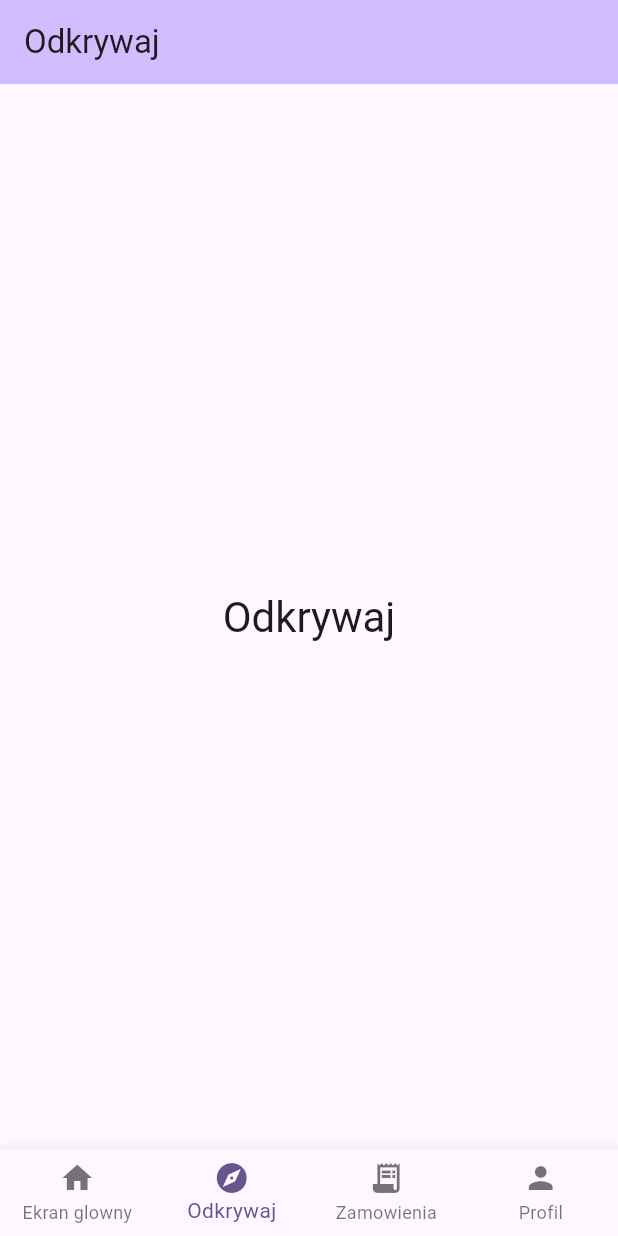
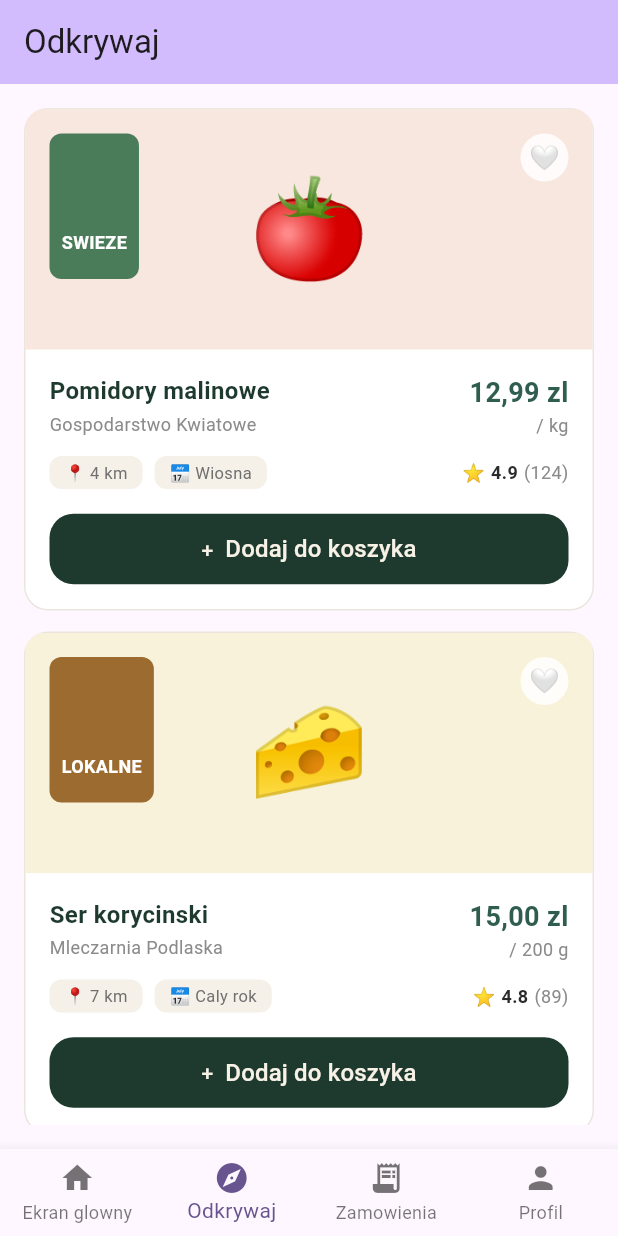
Before and after one commit to Cay00/LokalnyKoszyk, a Flutter app: the screen it shows after launch, item 2 of the bottom bar chosen, on a phone screen of 412 x 824 dp. Run offline on Flutter 3.47's test engine with Material 3 defaults, Android fonts, the phone set to English and light mode, and no system bars.

Commit message:
Add screens and product tile for navigation and display

```diff
--- a/lib/main.dart
+++ b/lib/main.dart
@@ -1,4 +1,8 @@
 import 'package:flutter/material.dart';
+import 'package:lokalny_koszyk/screens/discover_screen.dart';
+import 'package:lokalny_koszyk/screens/home_screen.dart';
+import 'package:lokalny_koszyk/screens/orders_screen.dart';
+import 'package:lokalny_koszyk/screens/profile_screen.dart';
 
 void main() {
   runApp(const MyApp());
@@ -37,21 +41,21 @@ class _MyHomePageState extends State<MyHomePage> {
     'Profil',
   ];
 
-  static const List<Widget> _screens = <Widget>[
-    _TabScreen(label: 'Ekran glowny'),
-    _TabScreen(label: 'Odkrywaj'),
-    _TabScreen(label: 'Zamowienia'),
-    _TabScreen(label: 'Profil'),
-  ];
-
   @override
   Widget build(BuildContext context) {
+    final List<Widget> screens = <Widget>[
+      const HomeScreen(),
+      const DiscoverScreen(),
+      const OrdersScreen(),
+      const ProfileScreen(),
+    ];
+
     return Scaffold(
       appBar: AppBar(
         backgroundColor: Theme.of(context).colorScheme.inversePrimary,
         title: Text(_titles[_selectedIndex]),
       ),
-      body: _screens[_selectedIndex],
+      body: screens[_selectedIndex],
       bottomNavigationBar: BottomNavigationBar(
         currentIndex: _selectedIndex,
         onTap: (int index) {
@@ -82,19 +86,3 @@ class _MyHomePageState extends State<MyHomePage> {
     );
   }
 }
-
-class _TabScreen extends StatelessWidget {
-  const _TabScreen({required this.label});
-
-  final String label;
-
-  @override
-  Widget build(BuildContext context) {
-    return Center(
-      child: Text(
-        label,
-        style: Theme.of(context).textTheme.headlineMedium,
-      ),
-    );
-  }
-}
--- /dev/null
+++ b/lib/screens/discover_screen.dart
@@ -0,0 +1,85 @@
+import 'package:flutter/material.dart';
+import 'package:lokalny_koszyk/widgets/product_tile.dart';
+
+class DiscoverScreen extends StatefulWidget {
+  const DiscoverScreen({super.key});
+
+  @override
+  State<DiscoverScreen> createState() => _DiscoverScreenState();
+}
+
+class _DiscoverScreenState extends State<DiscoverScreen> {
+  int _cartCount = 0;
+  final Set<String> _liked = <String>{};
+
+  static const List<ProductData> _products = <ProductData>[
+    ProductData(
+      id: 'p1',
+      name: 'Pomidory malinowe',
+      producer: 'Gospodarstwo Kwiatowe',
+      price: '12,99',
+      unit: '/ kg',
+      distance: '4 km',
+      season: 'Wiosna',
+      rating: '4.9',
+      reviews: '124',
+      emoji: '🍅',
+      tag: 'SWIEZE',
+      bgColor: Color(0xFFF8E7DE),
+      tagColor: Color(0xFF4A7C59),
+    ),
+    ProductData(
+      id: 'p2',
+      name: 'Ser korycinski',
+      producer: 'Mleczarnia Podlaska',
+      price: '15,00',
+      unit: '/ 200 g',
+      distance: '7 km',
+      season: 'Caly rok',
+      rating: '4.8',
+      reviews: '89',
+      emoji: '🧀',
+      tag: 'LOKALNE',
+      bgColor: Color(0xFFF7F2D9),
+      tagColor: Color(0xFF9C6B30),
+    ),
+  ];
+
+  @override
+  Widget build(BuildContext context) {
+    return Padding(
+      padding: const EdgeInsets.all(16),
+      child: ListView.separated(
+        itemCount: _products.length,
+        separatorBuilder: (_, __) => const SizedBox(height: 14),
+        itemBuilder: (BuildContext context, int index) {
+          final ProductData product = _products[index];
+          return ProductTile(
+            product: product,
+            isLiked: _liked.contains(product.id),
+            onToggleLike: () {
+              setState(() {
+                if (_liked.contains(product.id)) {
+                  _liked.remove(product.id);
+                } else {
+                  _liked.add(product.id);
+                }
+              });
+            },
+            onAddToCart: () {
+              setState(() {
+                _cartCount++;
+              });
+              ScaffoldMessenger.of(context).showSnackBar(
+                SnackBar(
+                  duration: const Duration(milliseconds: 700),
+                  content: Text('Koszyk: $_cartCount'),
+                ),
+              );
+            },
+          );
+        },
+      ),
+    );
+  }
+}
--- /dev/null
+++ b/lib/screens/home_screen.dart
@@ -0,0 +1,26 @@
+import 'package:flutter/material.dart';
+
+class HomeScreen extends StatelessWidget {
+  const HomeScreen({super.key});
+
+  @override
+  Widget build(BuildContext context) {
+    return const _SimpleScreenContent(label: 'Ekran glowny');
+  }
+}
+
+class _SimpleScreenContent extends StatelessWidget {
+  const _SimpleScreenContent({required this.label});
+
+  final String label;
+
+  @override
+  Widget build(BuildContext context) {
+    return Center(
+      child: Text(
+        label,
+        style: Theme.of(context).textTheme.headlineMedium,
+      ),
+    );
+  }
+}
--- /dev/null
+++ b/lib/screens/orders_screen.dart
@@ -0,0 +1,15 @@
+import 'package:flutter/material.dart';
+
+class OrdersScreen extends StatelessWidget {
+  const OrdersScreen({super.key});
+
+  @override
+  Widget build(BuildContext context) {
+    return Center(
+      child: Text(
+        'Zamowienia',
+        style: Theme.of(context).textTheme.headlineMedium,
+      ),
+    );
+  }
+}
--- /dev/null
+++ b/lib/screens/profile_screen.dart
@@ -0,0 +1,15 @@
+import 'package:flutter/material.dart';
+
+class ProfileScreen extends StatelessWidget {
+  const ProfileScreen({super.key});
+
+  @override
+  Widget build(BuildContext context) {
+    return Center(
+      child: Text(
+        'Profil',
+        style: Theme.of(context).textTheme.headlineMedium,
+      ),
+    );
+  }
+}
--- /dev/null
+++ b/lib/widgets/product_tile.dart
@@ -0,0 +1,258 @@
+import 'package:flutter/material.dart';
+
+class ProductData {
+  const ProductData({
+    required this.id,
+    required this.name,
+    required this.producer,
+    required this.price,
+    required this.unit,
+    required this.distance,
+    required this.season,
+    required this.rating,
+    required this.reviews,
+    required this.emoji,
+    required this.tag,
+    required this.bgColor,
+    required this.tagColor,
+  });
+
+  final String id;
+  final String name;
+  final String producer;
+  final String price;
+  final String unit;
+  final String distance;
+  final String season;
+  final String rating;
+  final String reviews;
+  final String emoji;
+  final String tag;
+  final Color bgColor;
+  final Color tagColor;
+}
+
+class ProductTile extends StatelessWidget {
+  const ProductTile({
+    super.key,
+    required this.product,
+    required this.isLiked,
+    required this.onToggleLike,
+    required this.onAddToCart,
+  });
+
+  final ProductData product;
+  final bool isLiked;
+  final VoidCallback onToggleLike;
+  final VoidCallback onAddToCart;
+
+  @override
+  Widget build(BuildContext context) {
+    return Container(
+      width: double.infinity,
+      decoration: BoxDecoration(
+        color: const Color(0xFFFFFFFF),
+        borderRadius: BorderRadius.circular(16),
+        border: Border.all(color: const Color(0xFFEAE6DE)),
+      ),
+      clipBehavior: Clip.antiAlias,
+      child: Column(
+        crossAxisAlignment: CrossAxisAlignment.start,
+        children: <Widget>[
+          Container(
+            height: 160,
+            width: double.infinity,
+            color: product.bgColor,
+            child: Stack(
+              children: <Widget>[
+                Center(
+                  child: Text(
+                    product.emoji,
+                    style: const TextStyle(fontSize: 64),
+                  ),
+                ),
+                Positioned(
+                  top: 16,
+                  right: 16,
+                  child: InkWell(
+                    onTap: onToggleLike,
+                    borderRadius: BorderRadius.circular(16),
+                    child: Container(
+                      width: 32,
+                      height: 32,
+                      decoration: BoxDecoration(
+                        color: Colors.white.withOpacity(0.85),
+                        shape: BoxShape.circle,
+                      ),
+                      alignment: Alignment.center,
+                      child: Text(
+                        isLiked ? '❤️' : '🤍',
+                        style: const TextStyle(fontSize: 16),
+                      ),
+                    ),
+                  ),
+                ),
+                Positioned(
+                  top: 16,
+                  left: 16,
+                  child: Container(
+                    padding:
+                        const EdgeInsets.only(left: 8, right: 8, top: 64, bottom: 16),
+                    decoration: BoxDecoration(
+                      color: product.tagColor,
+                      borderRadius: BorderRadius.circular(8),
+                    ),
+                    child: Text(
+                      product.tag,
+                      style: const TextStyle(
+                        color: Colors.white,
+                        fontSize: 12,
+                        fontWeight: FontWeight.w600,
+                      ),
+                    ),
+                  ),
+                ),
+              ],
+            ),
+          ),
+          Padding(
+            padding: const EdgeInsets.all(16),
+            child: Column(
+              children: <Widget>[
+                Row(
+                  crossAxisAlignment: CrossAxisAlignment.start,
+                  children: <Widget>[
+                    Expanded(
+                      child: Column(
+                        crossAxisAlignment: CrossAxisAlignment.start,
+                        children: <Widget>[
+                          Text(
+                            product.name,
+                            style: const TextStyle(
+                              fontSize: 16,
+                              fontWeight: FontWeight.w600,
+                              color: Color(0xFF1E3A2F),
+                            ),
+                          ),
+                          const SizedBox(height: 2),
+                          Text(
+                            product.producer,
+                            style: const TextStyle(
+                              color: Color(0xFF8B8B8B),
+                              fontSize: 12,
+                            ),
+                          ),
+                        ],
+                      ),
+                    ),
+                    Column(
+                      crossAxisAlignment: CrossAxisAlignment.end,
+                      children: <Widget>[
+                        Text(
+                          '${product.price} zl',
+                          style: const TextStyle(
+                            fontSize: 18,
+                            fontWeight: FontWeight.w700,
+                            color: Color(0xFF2F5D50),
+                          ),
+                        ),
+                        Text(
+                          product.unit,
+                          style: const TextStyle(
+                            color: Color(0xFF8B8B8B),
+                            fontSize: 12,
+                          ),
+                        ),
+                      ],
+                    ),
+                  ],
+                ),
+                const SizedBox(height: 12),
+                Row(
+                  children: <Widget>[
+                    _MetaChip(text: '📍 ${product.distance}'),
+                    const SizedBox(width: 8),
+                    _MetaChip(text: '📅 ${product.season}'),
+                    const Spacer(),
+                    const Text('⭐', style: TextStyle(fontSize: 12)),
+                    const SizedBox(width: 4),
+                    Text(
+                      product.rating,
+                      style: const TextStyle(
+                        fontSize: 12,
+                        fontWeight: FontWeight.w600,
+                        color: Color(0xFF2A2A2A),
+                      ),
+                    ),
+                    const SizedBox(width: 4),
+                    Text(
+                      '(${product.reviews})',
+                      style: const TextStyle(
+                        fontSize: 12,
+                        color: Color(0xFF8B8B8B),
+                      ),
+                    ),
+                  ],
+                ),
+                const SizedBox(height: 16),
+                SizedBox(
+                  width: double.infinity,
+                  child: ElevatedButton(
+                    onPressed: onAddToCart,
+                    style: ElevatedButton.styleFrom(
+                      backgroundColor: const Color(0xFF1E3A2F),
+                      foregroundColor: const Color(0xFFF7F1E6),
+                      shape: RoundedRectangleBorder(
+                        borderRadius: BorderRadius.circular(16),
+                      ),
+                      padding: const EdgeInsets.symmetric(vertical: 12),
+                      elevation: 0,
+                    ),
+                    child: const Row(
+                      mainAxisAlignment: MainAxisAlignment.center,
+                      children: <Widget>[
+                        Text('+'),
+                        SizedBox(width: 8),
+                        Text(
+                          'Dodaj do koszyka',
+                          style: TextStyle(
+                            fontSize: 16,
+                            fontWeight: FontWeight.w500,
+                          ),
+                        ),
+                      ],
+                    ),
+                  ),
+                ),
+              ],
+            ),
+          ),
+        ],
+      ),
+    );
+  }
+}
+
+class _MetaChip extends StatelessWidget {
+  const _MetaChip({required this.text});
+
+  final String text;
+
+  @override
+  Widget build(BuildContext context) {
+    return Container(
+      decoration: BoxDecoration(
+        color: const Color(0xFFF5F0E8),
+        borderRadius: BorderRadius.circular(8),
+      ),
+      padding: const EdgeInsets.symmetric(horizontal: 10, vertical: 3),
+      child: Text(
+        text,
+        style: const TextStyle(
+          fontSize: 11,
+          color: Color(0xFF6F6F6F),
+        ),
+      ),
+    );
+  }
+}
```
